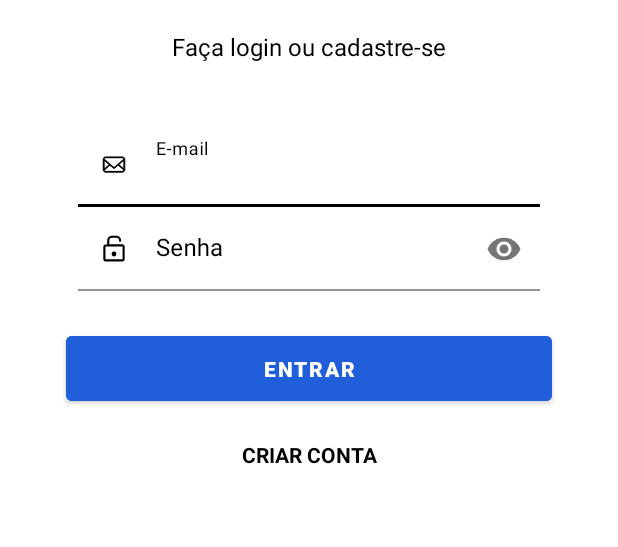
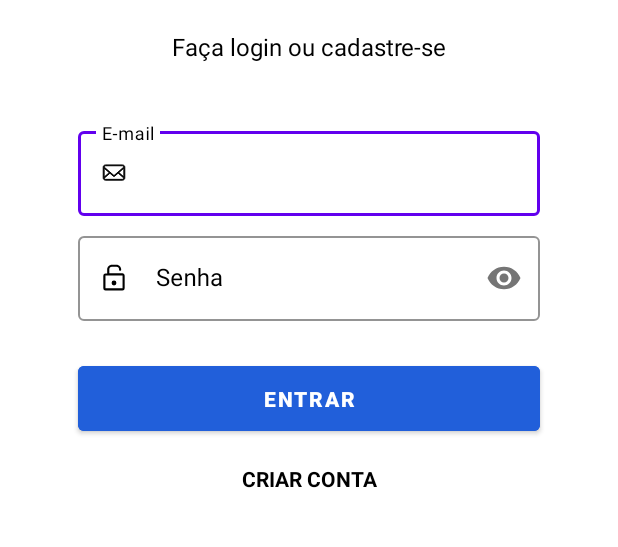
Before and after one commit to EduardoCarvalhoo/training_app, an Android app: the screen it shows after launch (LoginActivity), on a phone screen of 412 x 824 dp, the part 317-864 px from its top. Run offline under Robolectric (Android 15) with nearby library versions, the phone set to English and light mode, and no system bars; our stand-ins replace Firebase (no records; nobody signed in at launch, a user with empty details on screens opened directly).

Commit message:
feat: adding layout component to text field

```diff
--- a/app/src/main/res/layout/activity_login.xml
+++ b/app/src/main/res/layout/activity_login.xml
@@ -25,8 +25,8 @@
         android:id="@+id/login_welcome_text_view"
         android:layout_width="0dp"
         android:layout_height="wrap_content"
+        android:layout_marginHorizontal="44dp"
         android:layout_marginTop="48dp"
-        android:layout_marginHorizontal="44dp"
         android:text="@string/login_welcome_text"
         android:textAlignment="center"
         android:textColor="@color/black"
@@ -53,16 +53,16 @@
 
     <com.google.android.material.textfield.TextInputLayout
         android:id="@+id/login_email_field_text_input_layout"
+        style="@style/Widget.MaterialComponents.TextInputLayout.OutlinedBox"
         android:layout_width="0dp"
         android:layout_height="wrap_content"
-        android:layout_marginHorizontal="44dp"
         android:layout_marginTop="40dp"
-        android:paddingHorizontal="8dp"
+        android:layout_marginHorizontal="8dp"
         android:textColorHint="@color/black"
-        app:boxStrokeColor="@color/black"
+        app:boxStrokeColor="@color/purple_500"
         app:hintTextColor="@color/black"
-        app:layout_constraintEnd_toEndOf="parent"
-        app:layout_constraintStart_toStartOf="parent"
+        app:layout_constraintEnd_toStartOf="@+id/login_end_guideline"
+        app:layout_constraintStart_toStartOf="@+id/login_start_guideline"
         app:layout_constraintTop_toBottomOf="@+id/login_description_text_view"
         app:startIconDrawable="@drawable/ic_email"
         app:startIconTint="@color/black">
@@ -71,7 +71,6 @@
             android:id="@+id/login_email_edit_text"
             android:layout_width="match_parent"
             android:layout_height="wrap_content"
-            android:background="@android:color/transparent"
             android:hint="@string/login_email_hint"
             android:inputType="textEmailAddress"
             android:textColor="@color/slater_grey"
@@ -80,25 +79,25 @@
 
     <com.google.android.material.textfield.TextInputLayout
         android:id="@+id/login_password_field_text_input_layout"
+        style="@style/Widget.MaterialComponents.TextInputLayout.OutlinedBox"
         android:layout_width="0dp"
         android:layout_height="wrap_content"
-        android:layout_marginHorizontal="44dp"
-        android:paddingHorizontal="8dp"
+        android:layout_marginHorizontal="8dp"
+        android:layout_marginTop="8dp"
         android:textColorHint="@color/black"
+        app:boxStrokeColor="@color/purple_500"
+        app:hintTextColor="@color/black"
+        app:layout_constraintEnd_toStartOf="@+id/login_end_guideline"
+        app:layout_constraintStart_toStartOf="@+id/login_start_guideline"
+        app:layout_constraintTop_toBottomOf="@+id/login_email_field_text_input_layout"
+        app:passwordToggleEnabled="true"
         app:startIconDrawable="@drawable/ic_padlock"
-        app:startIconTint="@color/black"
-        app:hintTextColor="@color/black"
-        app:boxStrokeColor="@color/black"
-        app:layout_constraintEnd_toEndOf="parent"
-        app:layout_constraintStart_toStartOf="parent"
-        app:layout_constraintTop_toBottomOf="@+id/login_email_field_text_input_layout"
-        app:passwordToggleEnabled="true">
+        app:startIconTint="@color/black">
 
         <com.google.android.material.textfield.TextInputEditText
             android:id="@+id/login_password_edit_text"
             android:layout_width="match_parent"
             android:layout_height="match_parent"
-            android:background="@android:color/transparent"
             android:hint="@string/login_password_hint"
             android:inputType="textPassword"
             android:textColor="@color/gunmetal"
@@ -109,12 +108,13 @@
         android:id="@+id/login_enter_button"
         android:layout_width="0dp"
         android:layout_height="wrap_content"
+        android:layout_marginHorizontal="8dp"
         android:layout_marginTop="24dp"
         android:backgroundTint="@drawable/ic_button_background_selector"
+        android:padding="12dp"
         android:text="@string/login_enter_the_app_button"
         android:textColor="@color/white"
         android:textStyle="bold"
-        android:padding="12dp"
         app:layout_constraintEnd_toStartOf="@+id/login_end_guideline"
         app:layout_constraintStart_toStartOf="@+id/login_start_guideline"
         app:layout_constraintTop_toBottomOf="@+id/login_password_field_text_input_layout" />
@@ -134,7 +134,8 @@
         android:id="@+id/login_register_text_view"
         android:layout_width="0dp"
         android:layout_height="wrap_content"
-        android:layout_marginTop="20dp"
+        android:layout_marginHorizontal="8dp"
+        android:layout_marginTop="16dp"
         android:text="@string/login_register_text"
         android:textAlignment="center"
         android:textColor="@color/black"
```
Also changed, not shown: app/src/main/res/layout/activity_register.xml (+10 -8 lines).
